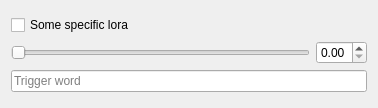
Qt form src/airunner/pyqt/lora.ui (Capsize-Games/airunner) before a commit.
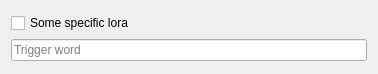
The same form after that commit.

What changed in the file:
```diff
--- a/src/airunner/pyqt/lora.ui
+++ b/src/airunner/pyqt/lora.ui
@@ -7,7 +7,7 @@
     <x>0</x>
     <y>0</y>
     <width>378</width>
-    <height>108</height>
+    <height>74</height>
    </rect>
   </property>
   <property name="windowTitle">
@@ -16,7 +16,7 @@
   <layout class="QGridLayout" name="gridLayout_2">
    <item row="0" column="0">
     <layout class="QGridLayout" name="gridLayout">
-     <item row="4" column="0">
+     <item row="3" column="0">
       <widget class="QLineEdit" name="trigger_word">
        <property name="toolTip">
         <string>&lt;html&gt;&lt;head/&gt;&lt;body&gt;&lt;p&gt;Some LoRA require a trigger word to activate.&lt;/p&gt;&lt;p&gt;Make a note here for your records.&lt;/p&gt;&lt;/body&gt;&lt;/html&gt;</string>
@@ -26,30 +26,6 @@
        </property>
       </widget>
      </item>
-     <item row="3" column="0">
-      <layout class="QHBoxLayout" name="horizontalLayout">
-       <item>
-        <widget class="QSlider" name="scaleSlider">
-         <property name="maximum">
-          <number>100</number>
-         </property>
-         <property name="orientation">
-          <enum>Qt::Horizontal</enum>
-         </property>
-        </widget>
-       </item>
-       <item>
-        <widget class="QDoubleSpinBox" name="scaleSpinBox">
-         <property name="maximum">
-          <double>1.000000000000000</double>
-         </property>
-         <property name="singleStep">
-          <double>0.010000000000000</double>
-         </property>
-        </widget>
-       </item>
-      </layout>
-     </item>
      <item row="0" column="0">
       <widget class="QCheckBox" name="enabledCheckbox">
        <property name="text">
```
